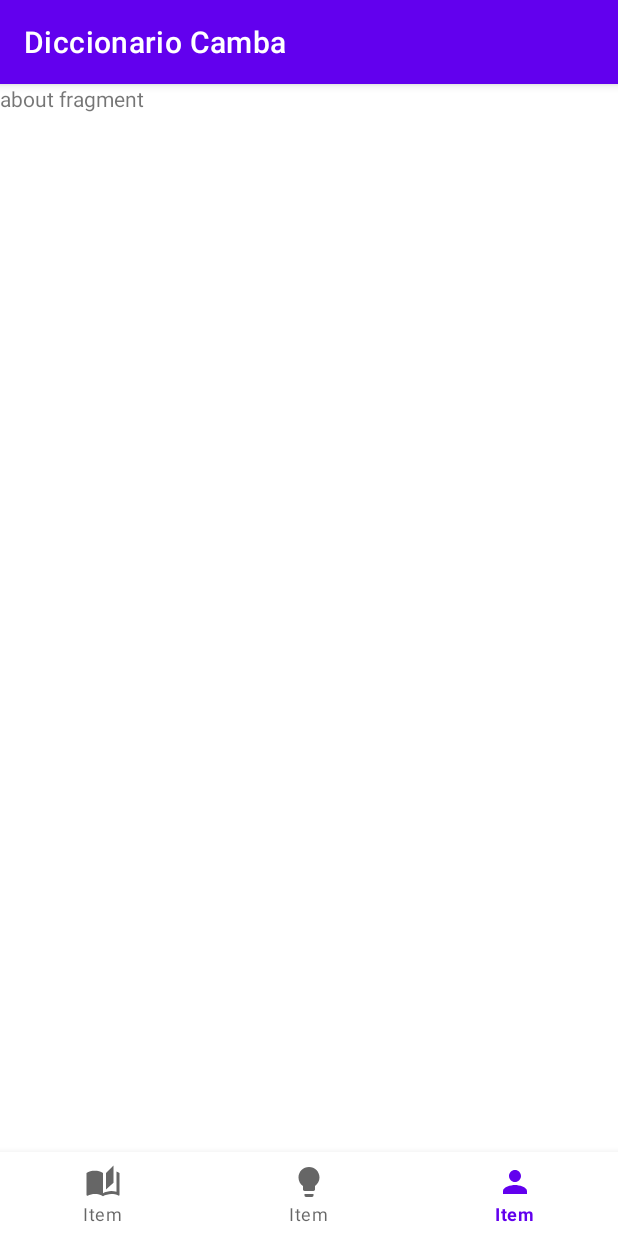
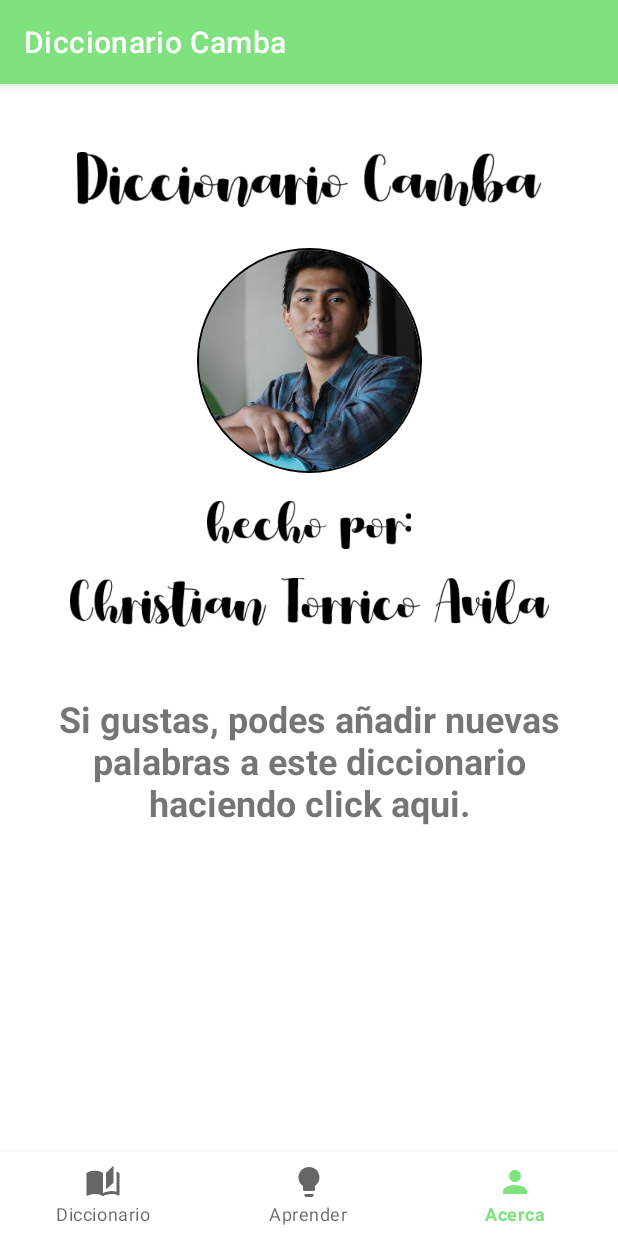
Before and after one commit to electricpants01/DiccionarioCamba, an Android app: the AboutFragment screen opened through its navigation route, on a phone screen of 412 x 824 dp. Run offline under Robolectric (Android 15) with nearby library versions, the phone set to English and light mode, and no system bars; our stand-ins replace CircleImageView, navigation-ui.

Commit message:
swipeable card: added content to About Fragment

```diff
--- a/app/build.gradle
+++ b/app/build.gradle
@@ -49,4 +49,6 @@ dependencies {
     androidTestImplementation 'androidx.test.espresso:espresso-core:3.4.0'
     //  koliba-android -- slideable card
     implementation 'com.github.Yalantis:Koloda-Android:v0.0.2-alpha'
+    // circle image view
+    implementation 'de.hdodenhof:circleimageview:3.1.0'
 }
--- a/app/src/main/res/layout/fragment_about.xml
+++ b/app/src/main/res/layout/fragment_about.xml
@@ -1,12 +1,64 @@
 <?xml version="1.0" encoding="utf-8"?>
 <androidx.constraintlayout.widget.ConstraintLayout xmlns:android="http://schemas.android.com/apk/res/android"
+    xmlns:app="http://schemas.android.com/apk/res-auto"
     xmlns:tools="http://schemas.android.com/tools"
     android:layout_width="match_parent"
     android:layout_height="match_parent">
 
+
+    <ImageView
+        android:id="@+id/imageView"
+        android:layout_width="309dp"
+        android:layout_height="67dp"
+        android:layout_marginTop="30dp"
+        android:src="@drawable/diccionario_camba"
+        app:layout_constraintEnd_toEndOf="parent"
+        app:layout_constraintStart_toStartOf="parent"
+        app:layout_constraintTop_toTopOf="parent" />
+
+    <de.hdodenhof.circleimageview.CircleImageView
+        android:id="@+id/circleImageView"
+        android:layout_width="150dp"
+        android:layout_height="150dp"
+        android:layout_marginTop="12dp"
+        android:src="@drawable/profile"
+        app:civ_border_width="1dp"
+        app:layout_constraintEnd_toEndOf="parent"
+        app:layout_constraintStart_toStartOf="parent"
+        app:layout_constraintTop_toBottomOf="@+id/imageView" />
+
+    <ImageView
+        android:id="@+id/imageView2"
+        android:layout_width="319dp"
+        android:layout_height="42dp"
+        android:layout_marginTop="12dp"
+        android:src="@drawable/christian"
+        app:layout_constraintEnd_toEndOf="parent"
+        app:layout_constraintStart_toStartOf="parent"
+        app:layout_constraintTop_toBottomOf="@+id/imageView3" />
+
+    <ImageView
+        android:id="@+id/imageView3"
+        android:layout_width="136dp"
+        android:layout_height="37dp"
+        android:layout_marginTop="16dp"
+        android:src="@drawable/hecho_por"
+        app:layout_constraintEnd_toEndOf="parent"
+        app:layout_constraintStart_toStartOf="parent"
+        app:layout_constraintTop_toBottomOf="@+id/circleImageView" />
+
     <TextView
+        android:id="@+id/textView"
         android:layout_width="match_parent"
-        android:layout_height="match_parent"
-        android:text="about fragment" />
-
+        android:layout_height="wrap_content"
+        android:layout_marginStart="15dp"
+        android:textStyle="bold"
+        android:layout_marginTop="40dp"
+        android:layout_marginEnd="15dp"
+        android:textAlignment="center"
+        android:text="Si gustas, podes añadir nuevas palabras a este diccionario haciendo click aqui."
+        android:textSize="24sp"
+        app:layout_constraintEnd_toEndOf="parent"
+        app:layout_constraintStart_toStartOf="parent"
+        app:layout_constraintTop_toBottomOf="@+id/imageView2" />
 </androidx.constraintlayout.widget.ConstraintLayout>
--- a/app/src/main/res/layout/item_koloda.xml
+++ b/app/src/main/res/layout/item_koloda.xml
@@ -9,12 +9,12 @@
     <androidx.cardview.widget.CardView
         android:layout_width="match_parent"
         android:layout_height="match_parent"
+        android:layout_marginStart="15dp"
+        android:layout_marginTop="40dp"
+        android:layout_marginEnd="15dp"
+        android:layout_marginBottom="40dp"
+        android:elevation="10dp"
         app:cardCornerRadius="30dp"
-        android:elevation="10dp"
-        android:layout_marginStart="10dp"
-        android:layout_marginTop="20dp"
-        android:layout_marginEnd="10dp"
-        android:layout_marginBottom="20dp"
         app:layout_constraintBottom_toBottomOf="parent"
         app:layout_constraintEnd_toEndOf="parent"
         app:layout_constraintStart_toStartOf="parent"
--- a/app/src/main/res/menu/bottom_menu.xml
+++ b/app/src/main/res/menu/bottom_menu.xml
@@ -3,14 +3,14 @@
 
     <item
         android:id="@+id/mainFragment"
-        android:title="Item"
+        android:title="Diccionario"
         android:icon="@drawable/ic_baseline_auto_stories_24" />
     <item
         android:id="@+id/slideFragment"
-        android:title="Item"
+        android:title="Aprender"
         android:icon="@drawable/ic_baseline_lightbulb_24"/>
     <item
         android:id="@+id/aboutFragment"
-        android:title="Item"
+        android:title="Acerca"
         android:icon="@drawable/ic_baseline_person_24"/>
 </menu>
--- a/app/src/main/res/values/themes.xml
+++ b/app/src/main/res/values/themes.xml
@@ -2,8 +2,8 @@
     <!-- Base application theme. -->
     <style name="Theme.DiccionarioCamba" parent="Theme.MaterialComponents.DayNight.DarkActionBar">
         <!-- Primary brand color. -->
-        <item name="colorPrimary">@color/purple_500</item>
-        <item name="colorPrimaryVariant">@color/purple_700</item>
+        <item name="colorPrimary">#80e27e</item>
+        <item name="colorPrimaryVariant">#80e27e</item>
         <item name="colorOnPrimary">@color/white</item>
         <!-- Secondary brand color. -->
         <item name="colorSecondary">@color/teal_200</item>
```
Also changed, not shown: app/src/main/res/drawable/christian.png (added), app/src/main/res/drawable/diccionario_camba.png (added), app/src/main/res/drawable/hecho_por.png (added), app/src/main/res/drawable/image6.jpg (added), app/src/main/res/drawable/image7.jpg (added), app/src/main/res/drawable/image8.jpg (added), app/src/main/res/drawable/profile.jpg (added).
